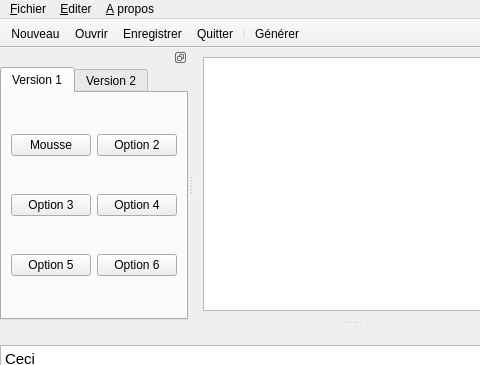
Before: the Qt Designer form interface/mainwindow.ui in TriComp/TriComp, drawn with Qt 5; both pictures show x 0 to 480 and y 0 to 365 of the 704 by 559 pixel window.
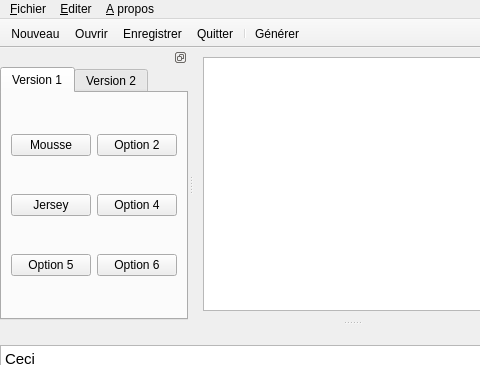
After: the same form once the commit is applied. Icons and pictures are not drawn.

What changed in the file:
```diff
--- a/interface/mainwindow.ui
+++ b/interface/mainwindow.ui
@@ -214,7 +214,7 @@
              <item row="1" column="0">
               <widget class="QPushButton" name="pushButton_2">
                <property name="text">
-                <string>Option 3</string>
+                <string>Jersey</string>
                </property>
                <property name="checkable">
                 <bool>true</bool>
```
Left out of the diff: 50 changed lines with no effect on the pictures.
